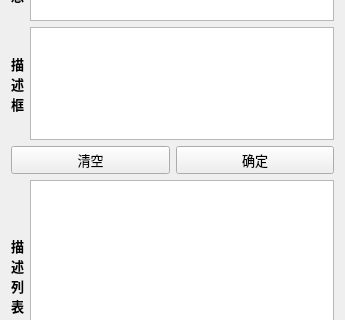
Qt form defectwidget.ui (jerky168/BoreholeAnalyzer) before a commit; both pictures show x 0 to 345 and y 103 to 423 of the 345 by 520 pixel window.
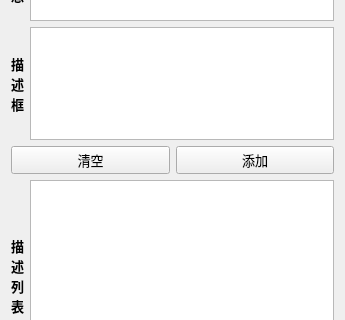
The same form after that commit.

Commit message: change the buttn title from “确定” to "添加"

Diff of the .ui file:
```diff
--- a/defectwidget.ui
+++ b/defectwidget.ui
@@ -97,7 +97,7 @@
      <item>
       <widget class="QPushButton" name="pushButton_2">
        <property name="text">
-        <string>确定</string>
+        <string>添加</string>
        </property>
       </widget>
      </item>
```
